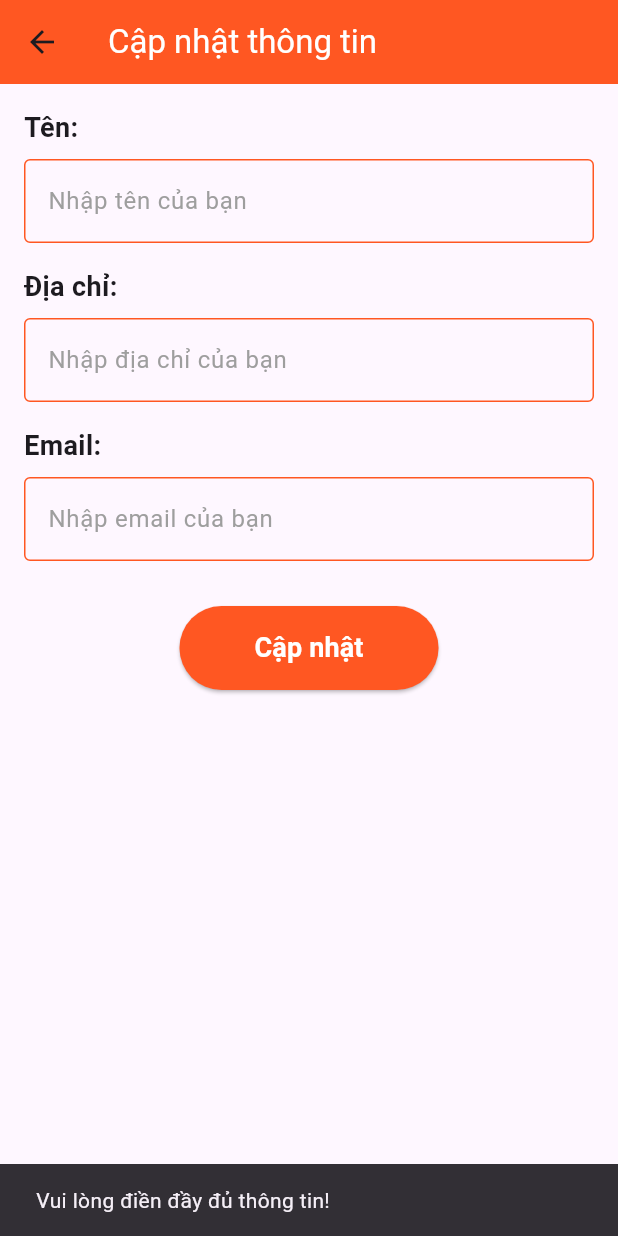
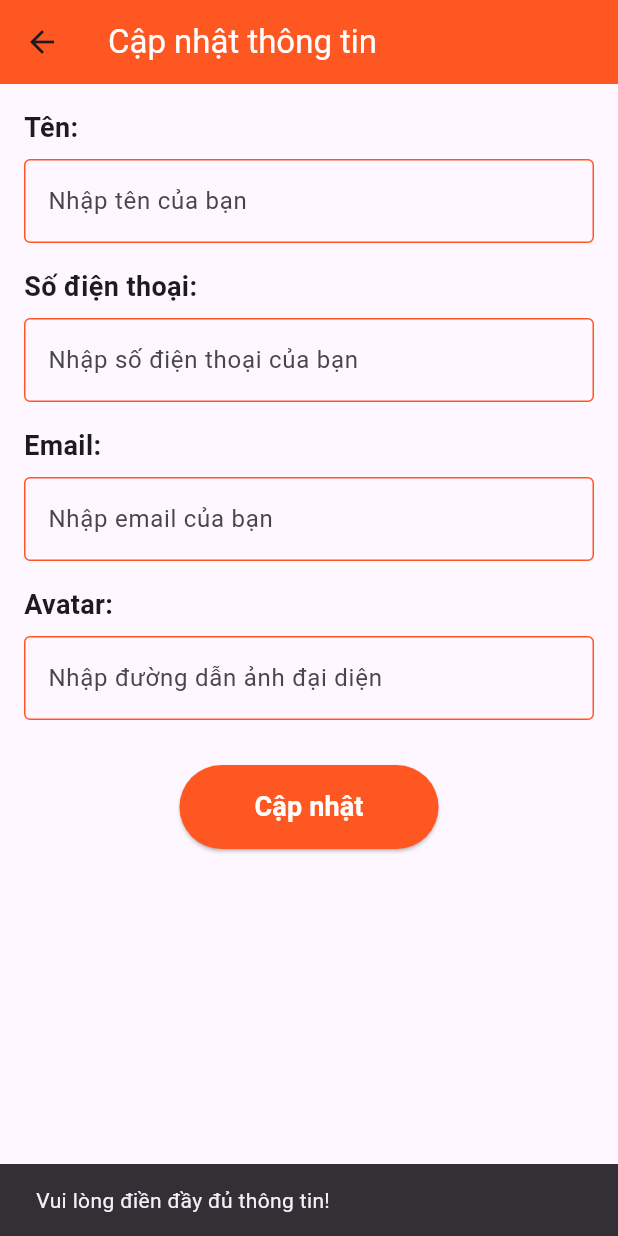
Before and after one commit to tonghuuthang192004/FOOD, a Flutter app: the UpdateProfilePage screen opened directly, after a tap on "Cập nhật", on a phone screen of 412 x 824 dp. Run offline on Flutter 3.47's test engine with Material 3 defaults, Android fonts, the phone set to English and light mode, and no system bars; our stand-ins replace dots_indicator, flutter_screenutil, fluttertoast, get, shared_preferences; accounts and stored records are empty; network calls fail.

Commit message:
yeu thich and editprofile

```diff
--- a/lib/UpdateProfilePage/UpdateProfilePage.dart
+++ b/lib/UpdateProfilePage/UpdateProfilePage.dart
@@ -1,4 +1,7 @@
+import 'dart:convert'; // For JSON encoding and decoding
 import 'package:flutter/material.dart';
+import 'package:http/http.dart' as http;
+import '../shared_preferences/shared_preferences.dart'; // For fetching user data
 
 class UpdateProfilePage extends StatefulWidget {
   @override
@@ -6,26 +9,91 @@ class UpdateProfilePage extends StatefulWidget {
 }
 
 class _UpdateProfilePageState extends State<UpdateProfilePage> {
-  // Controllers để quản lý các trường nhập liệu
   final TextEditingController _nameController = TextEditingController();
-  final TextEditingController _addressController = TextEditingController();
+  final TextEditingController _phoneController = TextEditingController();
   final TextEditingController _emailController = TextEditingController();
+  final TextEditingController _avatarController = TextEditingController();
 
-  // Hàm xử lý khi người dùng nhấn nút Cập nhật
-  void _updateProfile() {
+  // API URL
+  final String _apiUrl = "http://192.168.1.9/API/eidtprofile.php"; // Replace with your server URL
+
+  // Function to fetch user data and populate the text fields
+  Future<void> _loadUserData() async {
+    // Fetch user data from local storage (or shared preferences)
+    Map<String, String> userData = await LocalStorage.getUserData();
+
+    // Check if user data is available
+    if (userData.isNotEmpty) {
+      // Debugging: Print the user data to check the content
+      print("User Data: $userData");
+
+      // Populate the text fields with the fetched user data
+      _nameController.text = userData['ten'] ?? '';  // 'ten' key for name
+      _phoneController.text = userData['so_dien_thoai'] ?? '';  // 'so_dien_thoai' for phone
+      _emailController.text = userData['email'] ?? '';  // 'email' for email
+      _avatarController.text = userData['avatar'] ?? '';  // 'avatar' for avatar
+    } else {
+      // If no data is available, print a warning
+      print("No user data found.");
+    }
+  }
+  // Function to send the API request for updating profile
+  Future<void> _updateProfile() async {
+    // Fetch user ID from local storage
+    Map<String, String> userData = await LocalStorage.getUserData();
+    String userId = userData['id_nguoi_dung'] ?? '';
+
     String name = _nameController.text;
-    String address = _addressController.text;
+    String phone = _phoneController.text;
     String email = _emailController.text;
+    String avatar = _avatarController.text;
 
-    if (name.isEmpty || address.isEmpty || email.isEmpty) {
+    if (name.isEmpty || phone.isEmpty || email.isEmpty) {
       ScaffoldMessenger.of(context).showSnackBar(
         SnackBar(content: Text('Vui lòng điền đầy đủ thông tin!')),
       );
-    } else {
+      return;
+    }
+
+    try {
+      final response = await http.post(
+        Uri.parse(_apiUrl),
+        body: {
+          "id_nguoi_dung": userId, // Send the dynamic user ID
+          "ten": name,
+          "email": email,
+          "so_dien_thoai": phone,
+          "avatar": avatar,
+        },
+      );
+
+      if (response.statusCode == 200) {
+        final responseData = json.decode(response.body);
+        if (responseData['status'] == 'success') {
+          ScaffoldMessenger.of(context).showSnackBar(
+            SnackBar(content: Text(responseData['message'])),
+          );
+        } else {
+          ScaffoldMessenger.of(context).showSnackBar(
+            SnackBar(content: Text(responseData['message'])),
+          );
+        }
+      } else {
+        ScaffoldMessenger.of(context).showSnackBar(
+          SnackBar(content: Text('Lỗi server. Vui lòng thử lại!')),
+        );
+      }
+    } catch (e) {
       ScaffoldMessenger.of(context).showSnackBar(
-        SnackBar(content: Text('Cập nhật thông tin thành công!')),
+        SnackBar(content: Text('Không thể kết nối tới server: $e')),
       );
     }
+  }
+
+  @override
+  void initState() {
+    super.initState();
+    _loadUserData();  // Load user data when the page is initialized
   }
 
   @override
@@ -33,7 +101,7 @@ class _UpdateProfilePageState extends State<UpdateProfilePage> {
     return Scaffold(
       appBar: AppBar(
         title: Text('Cập nhật thông tin', style: TextStyle(color: Colors.white)),
-        backgroundColor: Colors.deepOrange, // Màu cam deep
+        backgroundColor: Colors.deepOrange,
       ),
       body: Padding(
         padding: const EdgeInsets.all(16.0),
@@ -41,75 +109,22 @@ class _UpdateProfilePageState extends State<UpdateProfilePage> {
           child: Column(
             crossAxisAlignment: CrossAxisAlignment.start,
             children: [
-              // Trường nhập liệu tên
-              Text(
-                'Tên:',
-                style: TextStyle(fontSize: 18, fontWeight: FontWeight.bold),
-              ),
-              SizedBox(height: 8),
-              TextField(
-                controller: _nameController,
-                decoration: InputDecoration(
-                  hintText: 'Nhập tên của bạn',
-                  hintStyle: TextStyle(color: Colors.grey), // Màu chữ gợi ý
-                  enabledBorder: OutlineInputBorder(
-                    borderSide: BorderSide(color: Colors.deepOrange), // Viền cam
-                  ),
-                  focusedBorder: OutlineInputBorder(
-                    borderSide: BorderSide(color: Colors.deepOrangeAccent), // Viền cam đậm khi focus
-                  ),
-                ),
-              ),
+              // Input fields
+              _buildTextField("Tên:", "Nhập tên của bạn", _nameController),
               SizedBox(height: 16),
-
-              // Trường nhập liệu địa chỉ
-              Text(
-                'Địa chỉ:',
-                style: TextStyle(fontSize: 18, fontWeight: FontWeight.bold),
-              ),
-              SizedBox(height: 8),
-              TextField(
-                controller: _addressController,
-                decoration: InputDecoration(
-                  hintText: 'Nhập địa chỉ của bạn',
-                  hintStyle: TextStyle(color: Colors.grey), // Màu chữ gợi ý
-                  enabledBorder: OutlineInputBorder(
-                    borderSide: BorderSide(color: Colors.deepOrange), // Viền cam
-                  ),
-                  focusedBorder: OutlineInputBorder(
-                    borderSide: BorderSide(color: Colors.deepOrangeAccent), // Viền cam đậm khi focus
-                  ),
-                ),
-              ),
+              _buildTextField("Số điện thoại:", "Nhập số điện thoại của bạn", _phoneController),
               SizedBox(height: 16),
-
-              // Trường nhập liệu email
-              Text(
-                'Email:',
-                style: TextStyle(fontSize: 18, fontWeight: FontWeight.bold),
-              ),
-              SizedBox(height: 8),
-              TextField(
-                controller: _emailController,
-                decoration: InputDecoration(
-                  hintText: 'Nhập email của bạn',
-                  hintStyle: TextStyle(color: Colors.grey), // Màu chữ gợi ý
-                  enabledBorder: OutlineInputBorder(
-                    borderSide: BorderSide(color: Colors.deepOrange), // Viền cam
-                  ),
-                  focusedBorder: OutlineInputBorder(
-                    borderSide: BorderSide(color: Colors.deepOrangeAccent), // Viền cam đậm khi focus
-                  ),
-                ),
-              ),
+              _buildTextField("Email:", "Nhập email của bạn", _emailController),
+              SizedBox(height: 16),
+              _buildTextField("Avatar:", "Nhập đường dẫn ảnh đại diện", _avatarController),
               SizedBox(height: 30),
 
-              // Nút Cập nhật
+              // Submit button
               Center(
                 child: ElevatedButton(
                   onPressed: _updateProfile,
                   style: ElevatedButton.styleFrom(
-                    backgroundColor: Colors.deepOrange, // Màu cam deep
+                    backgroundColor: Colors.deepOrange,
                     shape: RoundedRectangleBorder(
                       borderRadius: BorderRadius.circular(30.0),
                     ),
@@ -131,4 +146,27 @@ class _UpdateProfilePageState extends State<UpdateProfilePage> {
       ),
     );
   }
+
+  // Helper function to create text fields
+  Widget _buildTextField(String label, String hint, TextEditingController controller) {
+    return Column(
+      crossAxisAlignment: CrossAxisAlignment.start,
+      children: [
+        Text(label, style: TextStyle(fontSize: 18, fontWeight: FontWeight.bold)),
+        SizedBox(height: 8),
+        TextField(
+          controller: controller,
+          decoration: InputDecoration(
+            hintText: hint,
+            enabledBorder: OutlineInputBorder(
+              borderSide: BorderSide(color: Colors.deepOrange),
+            ),
+            focusedBorder: OutlineInputBorder(
+              borderSide: BorderSide(color: Colors.deepOrangeAccent),
+            ),
+          ),
+        ),
+      ],
+    );
+  }
 }
--- a/lib/main.dart
+++ b/lib/main.dart
@@ -17,6 +17,7 @@ import 'package:onthi/widgets/app_column.dart';
 import 'ChangePasswordPage/ChangePasswordPage.dart';
 import 'EditProfilePage/profile.dart';
 import 'ProductBottomSheetPage/ProductBottomSheetPage.dart';
+import 'UpdateProfilePage/UpdateProfilePage.dart';
 import 'admin/OrderListWithFilter.dart';
 import 'admin/Order_List_Screen.dart';
 import 'cart/cart.dart';
@@ -37,7 +38,7 @@ class MyApp extends StatelessWidget {
       title: 'Flutter Demo',
       theme: ThemeData(
       ),
-      home:MainFoodPage(),
+      home:UpdateProfilePage(),
     );
   }
 }
--- a/lib/pages/ProfilePage/ProfilePage.dart
+++ b/lib/pages/ProfilePage/ProfilePage.dart
@@ -36,7 +36,7 @@ class ProfilePage extends StatelessWidget {
             // Tên người dùng
             Center(
               child: Text(
-                'Nguyễn Văn A', // Thay đổi tên người dùng thực tế
+                '', // Thay đổi tên người dùng thực tế
                 style: TextStyle(
                   fontSize: 24,
                   fontWeight: FontWeight.bold,
--- a/lib/shared_preferences/shared_preferences.dart
+++ b/lib/shared_preferences/shared_preferences.dart
@@ -14,6 +14,7 @@ class LocalStorage {
     return {
       'id_nguoi_dung': prefs.getString('id_nguoi_dung') ?? '',
       'ten': prefs.getString('ten') ?? '',
+      'so_dien_thoai': prefs.getString('so_dien_thoai') ?? '',
       'email': prefs.getString('email') ?? '',
     };
   }
```
Also changed, not shown: lib/FavoriteScreen/FavoriteScreen.dart (+133 -73 lines), lib/pages/food/popular_food_detail.dart (+63 -5 lines).
